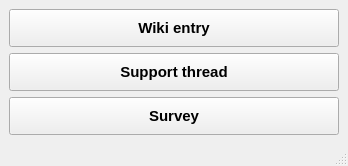
Above: OTModules/OTGeneric/wfeedback.ui from pietr26/OMSI-Tools before the change. Below: the same form after it.
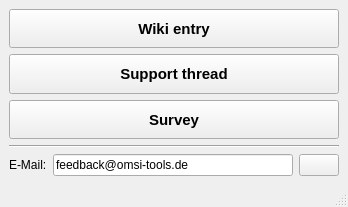
That is the form after the change. Icons and pictures are not drawn.

Commit message: Added e-mail to feedback dialog

```diff
--- a/OTModules/OTGeneric/wfeedback.ui
+++ b/OTModules/OTGeneric/wfeedback.ui
@@ -7,7 +7,7 @@
     <x>0</x>
     <y>0</y>
     <width>348</width>
-    <height>166</height>
+    <height>207</height>
    </rect>
   </property>
   <property name="windowTitle">
@@ -102,6 +102,42 @@
       </property>
      </widget>
     </item>
+    <item>
+     <widget class="Line" name="line">
+      <property name="orientation">
+       <enum>Qt::Horizontal</enum>
+      </property>
+     </widget>
+    </item>
+    <item>
+     <layout class="QHBoxLayout" name="horizontalLayout">
+      <item>
+       <widget class="QLabel" name="lblMail">
+        <property name="text">
+         <string>E-Mail:</string>
+        </property>
+       </widget>
+      </item>
+      <item>
+       <widget class="QLineEdit" name="ledMail">
+        <property name="text">
+         <string notr="true">feedback@omsi-tools.de</string>
+        </property>
+       </widget>
+      </item>
+      <item>
+       <widget class="QPushButton" name="btnCopyMail">
+        <property name="text">
+         <string/>
+        </property>
+        <property name="icon">
+         <iconset resource="../../ressources.qrc">
+          <normaloff>:/rec/data/icons/iconCopy.svg</normaloff>:/rec/data/icons/iconCopy.svg</iconset>
+        </property>
+       </widget>
+      </item>
+     </layout>
+    </item>
    </layout>
   </widget>
   <widget class="QMenuBar" name="menubar">
```
The commit also changes 1 other file.
